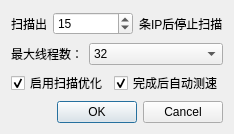
Above: dlgScan.ui from GoodCoder666/GoogleTranslate_IPFinder before the change. Below: the same form after it.
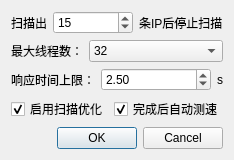
That is the form after the change.

What changed in the file:
```diff
--- a/dlgScan.ui
+++ b/dlgScan.ui
@@ -7,7 +7,7 @@
     <x>0</x>
     <y>0</y>
     <width>228</width>
-    <height>134</height>
+    <height>155</height>
    </rect>
   </property>
   <property name="windowTitle">
@@ -120,6 +120,46 @@
      </item>
     </layout>
    </item>
+   <item>
+    <layout class="QHBoxLayout" name="horizontalLayout">
+     <item>
+      <widget class="QLabel" name="labTimeout">
+       <property name="text">
+        <string>响应时间上限：</string>
+       </property>
+      </widget>
+     </item>
+     <item>
+      <widget class="QDoubleSpinBox" name="spinBox_timeout">
+       <property name="sizePolicy">
+        <sizepolicy hsizetype="Expanding" vsizetype="Fixed">
+         <horstretch>0</horstretch>
+         <verstretch>0</verstretch>
+        </sizepolicy>
+       </property>
+       <property name="minimum">
+        <double>1.000000000000000</double>
+       </property>
+       <property name="maximum">
+        <double>10.000000000000000</double>
+       </property>
+       <property name="singleStep">
+        <double>0.500000000000000</double>
+       </property>
+       <property name="value">
+        <double>2.500000000000000</double>
+       </property>
+      </widget>
+     </item>
+     <item>
+      <widget class="QLabel" name="labTimeout_2">
+       <property name="text">
+        <string>s</string>
+       </property>
+      </widget>
+     </item>
+    </layout>
+   </item>
    <item>
     <layout class="QHBoxLayout" name="chkBoxLayout">
      <item>
```
